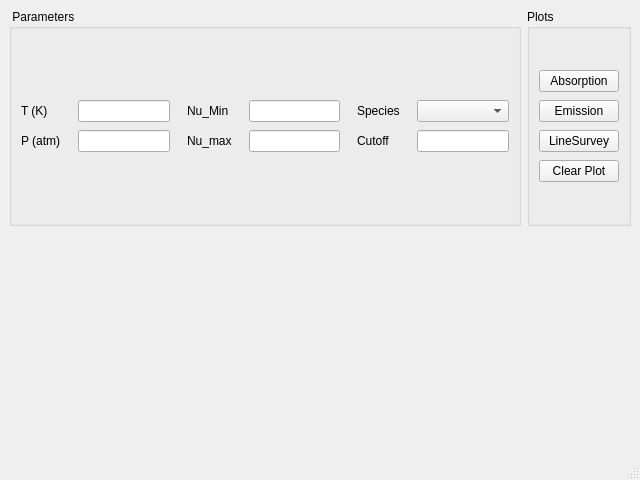
jdparkins/MasiPlot, file MasiPlot.ui: the form before one commit.
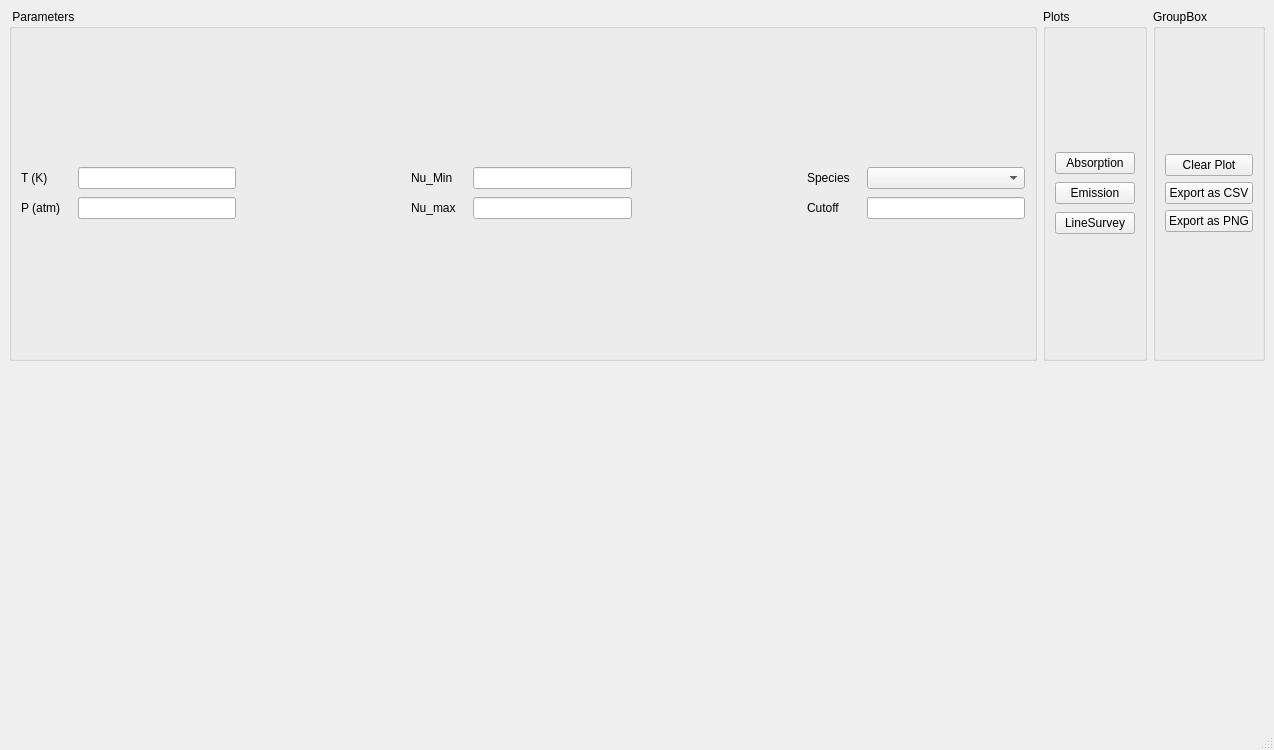
The form after the commit. Custom widgets are drawn as their Qt base class.

Patch:
```diff
--- a/MasiPlot.ui
+++ b/MasiPlot.ui
@@ -6,8 +6,8 @@
    <rect>
     <x>0</x>
     <y>0</y>
-    <width>640</width>
-    <height>480</height>
+       <width>1274</width>
+       <height>750</height>
    </rect>
   </property>
   <property name="minimumSize">
@@ -313,7 +313,34 @@
                </property>
               </widget>
              </item>
-             <item row="3" column="0">
+            </layout>
+           </item>
+          </layout>
+         </widget>
+        </item>
+           <item>
+               <widget class="QGroupBox" name="groupBox_3">
+                   <property name="title">
+                       <string>GroupBox</string>
+                   </property>
+                   <layout class="QVBoxLayout" name="verticalLayout_5">
+                       <item>
+                           <layout class="QGridLayout" name="gridLayout_3">
+                               <item row="1" column="0">
+                                   <widget class="QPushButton" name="exportCSVBtn">
+                                       <property name="text">
+                                           <string>Export as CSV</string>
+                                       </property>
+                                   </widget>
+                               </item>
+                               <item row="2" column="0">
+                                   <widget class="QPushButton" name="exportPNGBtn">
+                                       <property name="text">
+                                           <string>Export as PNG</string>
+                                       </property>
+                                   </widget>
+                               </item>
+                               <item row="0" column="0">
               <widget class="QPushButton" name="clearBtn">
                <property name="minimumSize">
                 <size>
```
